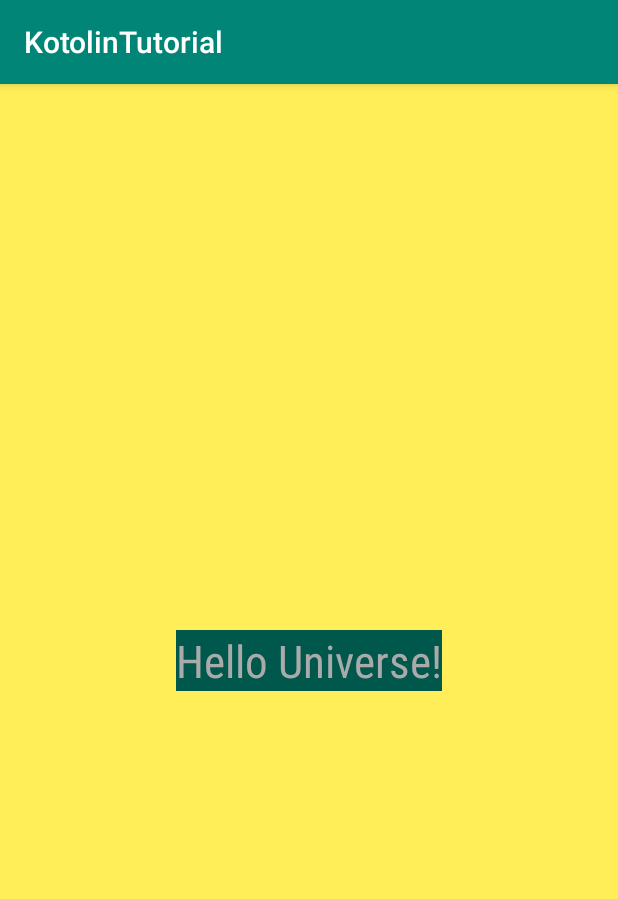
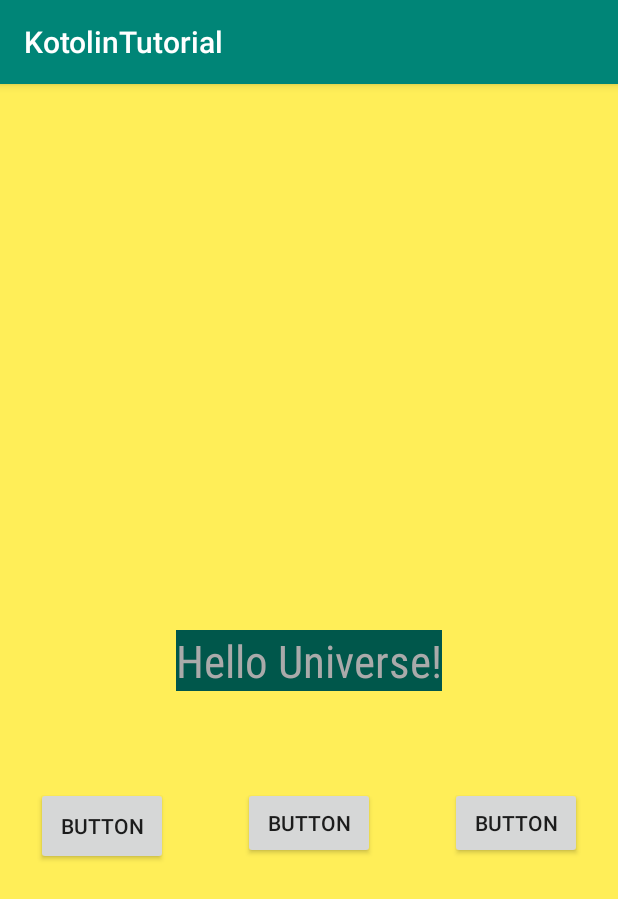
Before and after one commit to y-sumida/KotlinTutorial, an Android app: the screen it shows after launch (MainActivity), on a phone screen of 412 x 824 dp. Shown: the top 899 px of the screen. Run offline under Robolectric (Android 15) with nearby library versions, the phone set to English and light mode, and no system bars.

Commit message:
ボタンを3つ配置する

```diff
--- a/app/src/main/res/layout/activity_main.xml
+++ b/app/src/main/res/layout/activity_main.xml
@@ -16,6 +16,28 @@
             app:layout_constraintLeft_toLeftOf="parent"
             app:layout_constraintRight_toRightOf="parent"
             app:layout_constraintTop_toTopOf="parent" android:fontFamily="sans-serif-condensed"
-            android:textSize="30sp" android:textColor="@android:color/darker_gray"/>
+            android:textSize="30sp" android:textColor="@android:color/darker_gray" android:id="@+id/textView"/>
+    <Button
+            android:text="Button"
+            android:layout_width="wrap_content"
+            android:layout_height="52dp"
+            android:id="@+id/button"
+            android:layout_marginTop="64dp" app:layout_constraintTop_toBottomOf="@+id/textView"
+            app:layout_constraintStart_toStartOf="parent" android:layout_marginStart="24dp"/>
+    <Button
+            android:text="Button"
+            android:layout_width="wrap_content"
+            android:layout_height="wrap_content"
+            android:id="@+id/button3" android:layout_marginTop="64dp"
+            app:layout_constraintTop_toBottomOf="@+id/textView" app:layout_constraintEnd_toEndOf="parent"
+            android:layout_marginEnd="24dp"/>
+    <Button
+            android:text="Button"
+            android:layout_width="wrap_content"
+            android:layout_height="wrap_content"
+            android:id="@+id/button4" android:layout_marginTop="64dp"
+            app:layout_constraintTop_toBottomOf="@+id/textView" android:layout_marginStart="35dp"
+            app:layout_constraintStart_toEndOf="@+id/button" app:layout_constraintEnd_toStartOf="@+id/button3"
+            android:layout_marginEnd="36dp"/>
 
 </android.support.constraint.ConstraintLayout>
```
